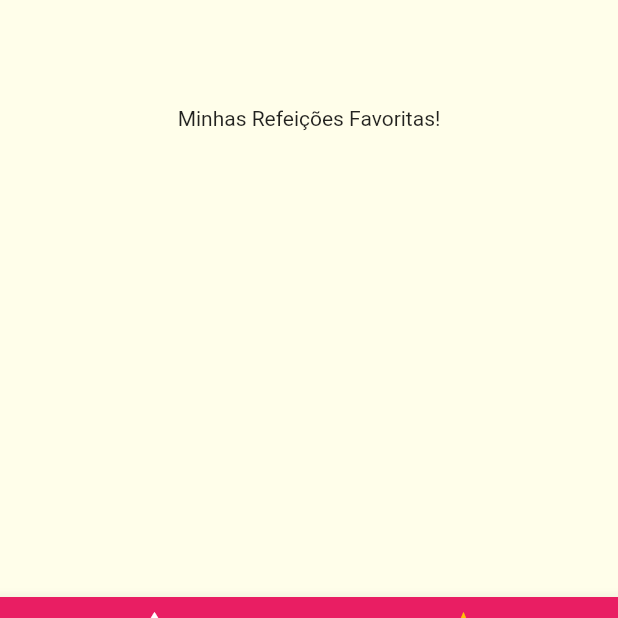
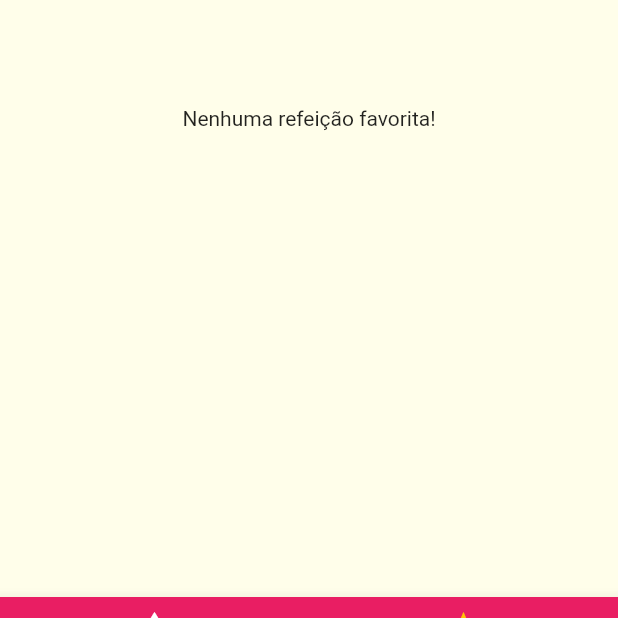
Before and after one commit to aislanfp/meals, a Flutter app: the screen it shows after launch, item 2 of the bottom bar chosen, on a phone screen of 412 x 824 dp, the part 555-1173 px from its top. Run offline on Flutter 3.47's test engine with Material 2 defaults, Android fonts, the phone set to English and light mode, and no system bars.

Commit message:
Aula 209

```diff
--- a/lib/main.dart
+++ b/lib/main.dart
@@ -20,11 +20,26 @@ class MyApp extends StatefulWidget {
 }
 
 class _MyAppState extends State<MyApp> {
-  List<Meal> _availableMeals = dummyMeals;
+  late List<Meal> _availableMeals;
+  late List<Meal> _favoriteMeals;
+  late Settings _settings;
+
+  @override
+  void initState() {
+    super.initState();
+    _availableMeals = dummyMeals;
+    _favoriteMeals = [];
+    _settings = Settings(
+        isGlutenFree: false,
+        isLactoseFree: false,
+        isVegan: false,
+        isVegetarian: false);
+  }
 
   void _filterMeals(Settings settings) {
     setState(() {
-      _availableMeals = dummyMeals.where((meal) {
+      _availableMeals.clear();
+      _availableMeals.addAll(dummyMeals.where((meal) {
         final filterFluten = settings.isGlutenFree && !meal.isGlutenFree;
         final filterLactose = settings.isLactoseFree && !meal.isLactoseFree;
         final filterVegan = settings.isVegan && !meal.isVegan;
@@ -33,15 +48,19 @@ class _MyAppState extends State<MyApp> {
             !filterLactose &&
             !filterVegan &&
             !filterVegetarian;
-      }).toList();
+      }).toList());
     });
   }
 
-  final Settings _settings = Settings(
-      isGlutenFree: false,
-      isLactoseFree: false,
-      isVegan: false,
-      isVegetarian: false);
+  void _toggleFavorite(Meal meal) {
+    setState(() => _favoriteMeals.contains(meal)
+        ? _favoriteMeals.remove(meal)
+        : _favoriteMeals.add(meal));
+  }
+
+  bool _isFavorite(Meal meal) {
+    return _favoriteMeals.contains(meal);
+  }
 
   @override
   Widget build(BuildContext context) {
@@ -57,10 +76,11 @@ class _MyAppState extends State<MyApp> {
               titleMedium: const TextStyle(
                   fontSize: 20, fontFamily: 'RobotoCondensed'))),
       routes: {
-        AppRoutes.HOME: (context) => const TabsScreen(),
+        AppRoutes.HOME: (context) => TabsScreen(_favoriteMeals),
         AppRoutes.CATEGORIES_MEALS: (context) =>
             CategoriesMealsScreen(_availableMeals),
-        AppRoutes.MEAL_DETAIL: (context) => const MealDetailScreen(),
+        AppRoutes.MEAL_DETAIL: (context) =>
+            MealDetailScreen(_toggleFavorite, _isFavorite),
         AppRoutes.SETTINGS: (context) =>
             SettingsScreen(_settings, _filterMeals),
       },
--- a/lib/screens/favorite_screen.dart
+++ b/lib/screens/favorite_screen.dart
@@ -1,12 +1,24 @@
 import 'package:flutter/material.dart';
+import 'package:meals/components/meal_item.dart';
+import 'package:meals/models/meal.dart';
 
 class FavoriteScreen extends StatelessWidget {
-  const FavoriteScreen({Key? key}) : super(key: key);
+  final List<Meal> favoriteMeals;
+
+  const FavoriteScreen(this.favoriteMeals, {Key? key}) : super(key: key);
 
   @override
   Widget build(BuildContext context) {
-    return const Center(
-      child: Text('Minhas Refeições Favoritas!'),
-    );
+    if (favoriteMeals.isEmpty) {
+      return const Center(
+        child: Text('Nenhuma refeição favorita!'),
+      );
+    } else {
+      return ListView(
+        children: favoriteMeals.map((meal) {
+          return MealItem(meal);
+        }).toList(),
+      );
+    }
   }
 }
--- a/lib/screens/tabs_screen.dart
+++ b/lib/screens/tabs_screen.dart
@@ -1,27 +1,24 @@
 import 'package:flutter/material.dart';
 import 'package:meals/components/main_drawer.dart';
+import 'package:meals/models/meal.dart';
 import 'package:meals/screens/categories_screen.dart';
 import 'package:meals/screens/favorite_screen.dart';
 
 class TabsScreen extends StatefulWidget {
-  const TabsScreen({Key? key}) : super(key: key);
+  final List<Meal> favoriteMeals;
+
+  const TabsScreen(this.favoriteMeals, {Key? key}) : super(key: key);
 
   @override
   State<TabsScreen> createState() => _TabsScreenState();
 }
 
-const _screens = <Widget>[
-  CategoriesScreen(),
-  FavoriteScreen(),
-];
-
 class _TabsScreenState extends State<TabsScreen> {
-  final _screensMap = <Map<String, Object>>[
-    {'title': 'Lista de Categorias', 'screen': _screens[0]},
-    {'title': 'Favoritos', 'screen': _screens[1]},
-  ];
-
+  late List<Widget> _screens;
+  late List<Meal> _favoriteMeals;
+  late List<Map<String, Object>> _screensMap;
   int _selectedScreenIndex = 0;
+  bool _tabAppBar = true;
 
   void _selectScreen(int index) {
     setState(() {
@@ -30,12 +27,24 @@ class _TabsScreenState extends State<TabsScreen> {
     });
   }
 
-  bool _tabAppBar = true;
-
   void _tabBar(bool value) {
     setState(() {
       _tabAppBar = value;
     });
+  }
+
+  @override
+  void initState() {
+    super.initState();
+    _favoriteMeals = widget.favoriteMeals;
+    _screens = <Widget>[
+      const CategoriesScreen(),
+      FavoriteScreen(_favoriteMeals),
+    ];
+    _screensMap = <Map<String, Object>>[
+      {'title': 'Lista de Categorias', 'screen': _screens[0]},
+      {'title': 'Favoritos', 'screen': _screens[1]},
+    ];
   }
 
   @override
@@ -57,7 +66,7 @@ class _TabsScreenState extends State<TabsScreen> {
           ]),
         ),
         body: (_tabAppBar)
-            ? const TabBarView(children: _screens)
+            ? TabBarView(children: _screens)
             : _screensMap[_selectedScreenIndex].cast()['screen'],
         drawer: const MainDrawer(),
         bottomNavigationBar: BottomNavigationBar(
```
Also changed, not shown: lib/components/meal_item.dart (+1 -9 lines), lib/screens/meal_detail_screen.dart (+7 -3 lines).
